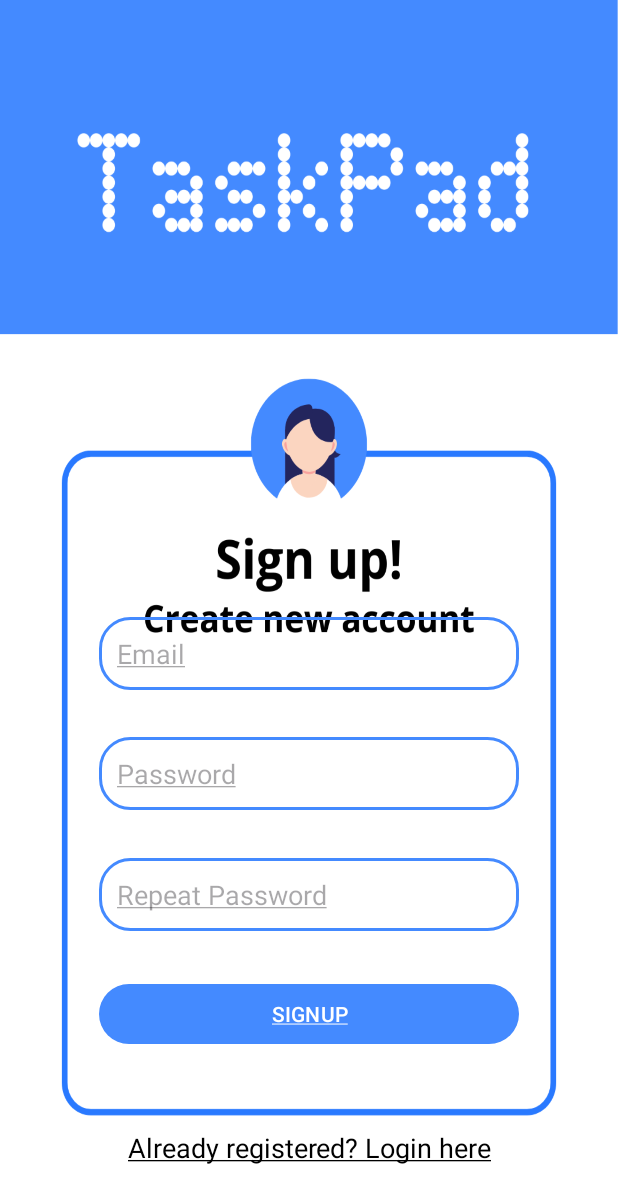
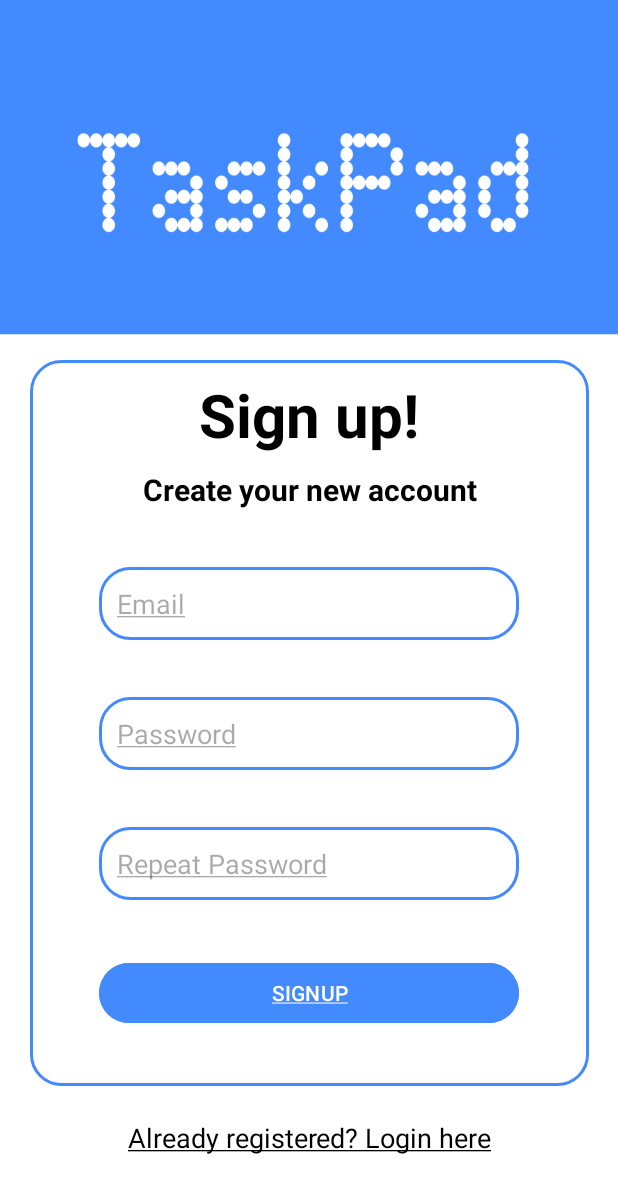
Before and after one commit to borja-garcia-valcarcel/TaskPad-App, an Android app: the screen it shows after launch (SignupActivity), after a tap on "Not yet registered? Sign Up here", on a phone screen of 412 x 824 dp. Shown: the top 1203 px of the screen. Run offline under Robolectric (Android 15) with nearby library versions, the light colour scheme and no system bars; our stand-ins replace Firebase (no records; nobody signed in at launch, a user with empty details on screens opened directly).

Commit message:
some changes to login + signup

```diff
--- a/app/src/main/res/layout/activity_signup.xml
+++ b/app/src/main/res/layout/activity_signup.xml
@@ -4,25 +4,57 @@
     xmlns:tools="http://schemas.android.com/tools"
     android:layout_width="match_parent"
     android:layout_height="match_parent"
-    android:background="@drawable/signup"
+    android:background="@drawable/fondo_generico"
     android:padding="10dp"
     tools:context=".SignupActivity">
+
+    <TextView
+        android:id="@+id/signupTitle"
+        android:layout_width="0dp"
+        android:layout_height="wrap_content"
+        android:layout_marginStart="100dp"
+        android:layout_marginEnd="100dp"
+        android:gravity="center"
+        android:text="Sign up!"
+        android:textColor="@color/black"
+        android:textSize="40sp"
+        android:textStyle="bold"
+        app:layout_constraintBottom_toTopOf="@+id/createNewAccount"
+        app:layout_constraintEnd_toEndOf="parent"
+        app:layout_constraintStart_toStartOf="parent"
+        app:layout_constraintTop_toTopOf="@id/frameSignup" />
+
+    <TextView
+        android:id="@+id/createNewAccount"
+        android:layout_width="0dp"
+        android:layout_height="wrap_content"
+        android:layout_marginTop="25dp"
+        android:gravity="center"
+        android:text="Create your new account"
+        android:textColor="@color/black"
+        android:textSize="20sp"
+        android:textStyle="bold"
+        app:layout_constraintBottom_toTopOf="@+id/signupEmail"
+        app:layout_constraintEnd_toEndOf="parent"
+        app:layout_constraintStart_toStartOf="parent"
+        app:layout_constraintTop_toTopOf="@id/signupTitle" />
+
 
     <EditText
         android:id="@+id/signupEmail"
         android:layout_width="0dp"
         android:layout_height="wrap_content"
         android:layout_marginStart="56dp"
-        android:layout_marginTop="370dp"
         android:layout_marginEnd="56dp"
         android:background="@drawable/edittext_border"
         android:hint="@string/SingupEmailHint"
         android:inputType="textEmailAddress"
         android:padding="12dp"
+        android:textColor="@color/black"
         app:layout_constraintBottom_toTopOf="@+id/signupPassword"
         app:layout_constraintEnd_toEndOf="parent"
         app:layout_constraintStart_toStartOf="parent"
-        app:layout_constraintTop_toTopOf="parent" />
+        app:layout_constraintTop_toBottomOf="@id/createNewAccount" />
 
     <EditText
         android:id="@+id/signupPassword"
@@ -32,6 +64,7 @@
         android:layout_marginEnd="56dp"
         android:background="@drawable/edittext_border"
         android:hint="@string/SignupPasswordHint"
+        android:textColor="@color/black"
         android:inputType="textPassword"
         android:padding="12dp"
         app:layout_constraintBottom_toTopOf="@+id/repeatSignupPassword"
@@ -48,6 +81,7 @@
         android:layout_marginEnd="56dp"
         android:background="@drawable/edittext_border"
         android:hint="@string/Repeat_PasswordHint"
+        android:textColor="@color/black"
         android:inputType="textPassword"
         android:padding="12dp"
         app:layout_constraintBottom_toTopOf="@+id/signupButton"
@@ -63,7 +97,9 @@
         android:layout_marginTop="-5dp"
         android:layout_marginEnd="56dp"
         android:text="@string/SignupBtn"
-        app:layout_constraintBottom_toTopOf="@+id/loginText"
+        android:textColor="@color/white"
+        android:backgroundTint="@color/blueA200"
+        app:layout_constraintBottom_toBottomOf="@id/frameSignup"
         app:layout_constraintEnd_toEndOf="parent"
         app:layout_constraintStart_toStartOf="parent"
         app:layout_constraintTop_toBottomOf="@+id/repeatSignupPassword" />
@@ -83,10 +119,21 @@
         app:layout_constraintTop_toBottomOf="@id/signupButton"/>
 
 
+    <FrameLayout
+        android:id="@+id/frameSignup"
+        android:layout_width="match_parent"
+        android:layout_height="match_parent"
+        android:layout_marginStart="10dp"
+        android:layout_marginTop="230dp"
+        android:layout_marginEnd="9dp"
+        android:layout_marginBottom="90dp"
+        android:background="@drawable/edittext_border"
+        app:layout_constraintBottom_toTopOf="@id/loginText"
+        app:layout_constraintEnd_toEndOf="parent"
+        app:layout_constraintStart_toStartOf="parent"
+        app:layout_constraintTop_toTopOf="parent">
 
-
-
-
+    </FrameLayout>
 
 
 
--- a/app/src/main/res/layout/fragment_settings.xml
+++ b/app/src/main/res/layout/fragment_settings.xml
@@ -28,6 +28,7 @@
             android:paddingBottom="0dp"
             android:textStyle="bold"
             android:text="My account"
+            android:textColor="@color/black"
             android:textSize="20sp"
             app:layout_constraintEnd_toEndOf="parent"
             app:layout_constraintHorizontal_bias="0.0"
@@ -55,6 +56,7 @@
             android:layout_marginEnd="16dp"
             android:layout_marginBottom="16dp"
             android:text="Current User Logged:"
+            android:textColor="@color/black"
             android:textAlignment="textStart"
             android:textSize="16sp"
             app:layout_constraintEnd_toEndOf="parent"
@@ -85,6 +87,8 @@
             android:layout_marginEnd="16dp"
             android:layout_marginBottom="40dp"
             android:text="@string/LogOut"
+            android:textColor="@color/white"
+            android:backgroundTint="@color/blueA200"
             app:layout_constraintBottom_toBottomOf="parent"
             app:layout_constraintEnd_toEndOf="parent"
             app:layout_constraintStart_toStartOf="parent"
--- a/app/src/main/res/layout/fragment_task_list.xml
+++ b/app/src/main/res/layout/fragment_task_list.xml
@@ -22,7 +22,7 @@
         android:id="@+id/recyclerView"
         android:layout_width="match_parent"
         android:layout_height="match_parent"
-        android:layout_marginTop="56dp"
+        android:layout_marginTop="64dp"
         android:layout_marginBottom="75dp"
         app:layout_constraintBottom_toBottomOf="parent"
         app:layout_constraintEnd_toEndOf="parent"
--- a/app/src/main/res/layout/note_list_item.xml
+++ b/app/src/main/res/layout/note_list_item.xml
@@ -8,7 +8,8 @@
         app:cardElevation="6dp"
         app:cardCornerRadius="20dp"
     xmlns:app="http://schemas.android.com/apk/res-auto"
-    xmlns:android="http://schemas.android.com/apk/res/android">
+    xmlns:android="http://schemas.android.com/apk/res/android"
+    android:backgroundTint="@color/white">
 
     <LinearLayout
         android:id="@+id/noteContent"
--- a/app/src/main/res/values/colors.xml
+++ b/app/src/main/res/values/colors.xml
@@ -10,6 +10,7 @@
     <color name="blueA700">#2962FF</color>
     <color name="grey">#37D3D3D3</color>
     <color name="black100">#D97C7C7C</color>
+    <color name="red">#D9D60606</color>
 
 
 </resources>
```
Also changed, not shown: app/src/main/java/com/example/taskpad/HomeActivity.kt (+6 -6 lines), app/src/main/res/layout/activity_login.xml (+53 -8 lines), app/src/main/res/layout/fragment_add_new.xml (+6 -2 lines), app/src/main/res/layout/fragment_add_new_note_popup.xml (+8 -2 lines), app/src/main/res/layout/fragment_add_new_task_popup.xml (+7 -2 lines), app/src/main/res/layout/fragment_signout.xml (deleted, +0 -79 lines), app/src/main/res/layout/task_list_item.xml (+7 -13 lines), app/src/main/res/drawable/fondo_generico.png (added).
